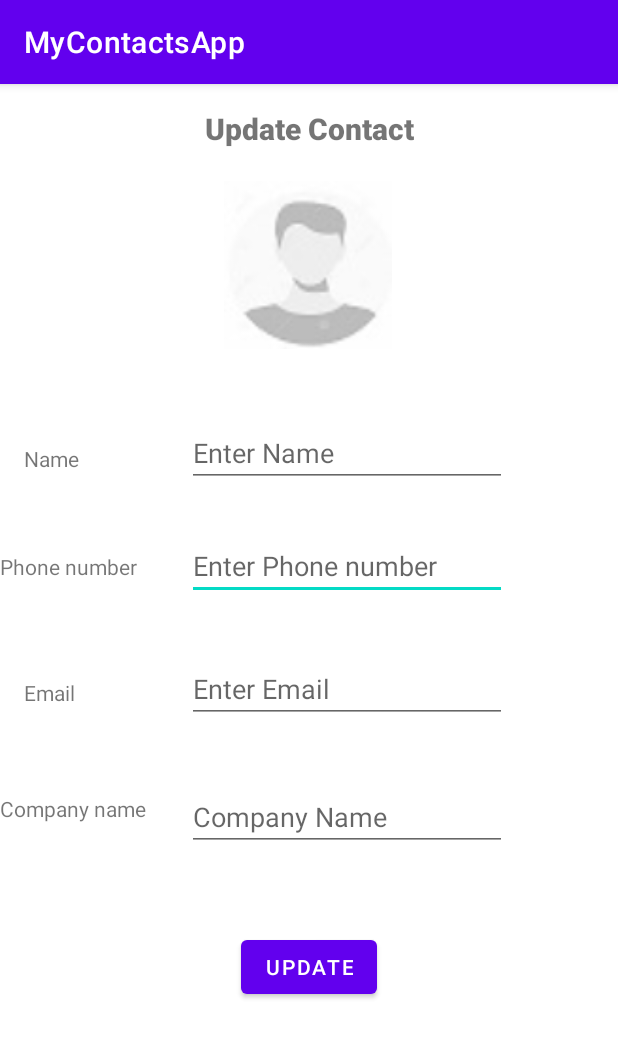
After one commit to Gaurang-Naik-Cam/MyContactsApp, an Android app: the details screen opened directly, with no data from a screen before it, on a phone screen of 412 x 824 dp. The commit adds this screen. Shown: the top 1038 px of the screen. Run offline under Robolectric (Android 15) with nearby library versions, the phone set to English and light mode, and no system bars; 5 statements that could not run were skipped.

Commit message:
Updated functionality

```diff
--- a/app/build.gradle
+++ b/app/build.gradle
@@ -23,6 +23,10 @@ android {
             proguardFiles getDefaultProguardFile('proguard-android-optimize.txt'), 'proguard-rules.pro'
         }
     }
+    buildFeatures{
+        viewBinding true
+    }
+
     compileOptions {
         sourceCompatibility JavaVersion.VERSION_1_8
         targetCompatibility JavaVersion.VERSION_1_8
--- /dev/null
+++ b/app/src/main/java/com/example/mycontactsapp/details.kt
@@ -0,0 +1,57 @@
+package com.example.mycontactsapp
+
+import android.content.Intent
+import androidx.appcompat.app.AppCompatActivity
+import android.os.Bundle
+import android.util.Log
+import android.view.LayoutInflater
+import android.widget.Button
+import android.widget.EditText
+import com.example.mycontactsapp.databinding.ActivityDetailsBinding
+
+class details : AppCompatActivity() {
+    private lateinit var binding:ActivityDetailsBinding
+    private var selectedIndex:Int = -1
+    override fun onCreate(savedInstanceState: Bundle?) {
+        super.onCreate(savedInstanceState)
+        binding = ActivityDetailsBinding.inflate(layoutInflater)
+        setContentView(binding.root)
+        val btnUpdate: Button = findViewById(R.id.buttonUpdate)
+        val editCustomerName: EditText = findViewById(R.id.editTexName)
+        val editCustomerPhoneNumber: EditText = findViewById(R.id.editTextPhone)
+        val editCustomerEmail: EditText = findViewById(R.id.editEmail)
+        val editCustomerCompany: EditText = findViewById(R.id.editTextCompany)
+        val customer = intent.getSerializableExtra("customer") as Customer
+        val index = intent.getIntExtra("index",0)
+        selectedIndex = index
+        Log.d("Index of CustomerList: ",index.toString());
+        binding.editTexName.setText(customer.Name)
+        binding.editTextPhone.setText(customer.PhoneNumber)
+        binding.editEmail.setText(customer.Email)
+        binding.editTextCompany.setText(customer.CompanyName)
+
+        btnUpdate.setOnClickListener {
+
+            if (editCustomerName.text.isNotEmpty() && editCustomerPhoneNumber.text.isNotEmpty() ) {
+                var newCustomer: Customer = Customer()
+                newCustomer.Name = editCustomerName.text.toString()
+                newCustomer.PhoneNumber = editCustomerPhoneNumber.text.toString()
+                newCustomer.Email = editCustomerEmail.text.toString()
+                newCustomer.CompanyName = editCustomerCompany.text.toString()
+
+                var resultIntent = Intent()
+                resultIntent.putExtra("updatedCustomer",newCustomer)
+                resultIntent.putExtra("index",selectedIndex)
+                setResult(RESULT_OK)
+                finish()
+            }
+            else
+            {
+                //send toast message
+            }
+        }
+
+    }
+
+
+}
--- /dev/null
+++ b/app/src/main/res/drawable/ic_search.xml
@@ -0,0 +1,5 @@
+<vector android:height="24dp" android:tint="#000000"
+    android:viewportHeight="24" android:viewportWidth="24"
+    android:width="24dp" xmlns:android="http://schemas.android.com/apk/res/android">
+    <path android:fillColor="@android:color/white" android:pathData="M15.5,14h-0.79l-0.28,-0.27C15.41,12.59 16,11.11 16,9.5 16,5.91 13.09,3 9.5,3S3,5.91 3,9.5 5.91,16 9.5,16c1.61,0 3.09,-0.59 4.23,-1.57l0.27,0.28v0.79l5,4.99L20.49,19l-4.99,-5zM9.5,14C7.01,14 5,11.99 5,9.5S7.01,5 9.5,5 14,7.01 14,9.5 11.99,14 9.5,14z"/>
+</vector>
--- /dev/null
+++ b/app/src/main/res/layout/activity_details.xml
@@ -0,0 +1,150 @@
+<?xml version="1.0" encoding="utf-8"?>
+<androidx.constraintlayout.widget.ConstraintLayout xmlns:android="http://schemas.android.com/apk/res/android"
+    xmlns:app="http://schemas.android.com/apk/res-auto"
+    xmlns:tools="http://schemas.android.com/tools"
+    android:layout_width="match_parent"
+    android:layout_height="match_parent"
+    tools:context=".details">
+
+    <TextView
+        android:id="@+id/textViewTitle"
+        android:layout_width="244dp"
+        android:layout_height="27dp"
+        android:fontFamily="sans-serif-black"
+        android:text="Update Contact"
+        android:textAlignment="center"
+        android:textSize="20sp"
+        app:layout_constraintBottom_toBottomOf="parent"
+        app:layout_constraintEnd_toEndOf="parent"
+        app:layout_constraintStart_toStartOf="parent"
+        app:layout_constraintTop_toTopOf="parent"
+        app:layout_constraintVertical_bias="0.022" />
+
+    <TextView
+        android:id="@+id/textViewName"
+        android:layout_width="wrap_content"
+        android:layout_height="wrap_content"
+        android:text="Name"
+        app:layout_constraintBottom_toBottomOf="parent"
+        app:layout_constraintEnd_toEndOf="parent"
+        app:layout_constraintHorizontal_bias="0.042"
+        app:layout_constraintStart_toStartOf="parent"
+        app:layout_constraintTop_toTopOf="parent"
+        app:layout_constraintVertical_bias="0.321" />
+
+    <EditText
+        android:id="@+id/editTextPhone"
+        android:layout_width="wrap_content"
+        android:layout_height="wrap_content"
+        android:ems="10"
+        android:hint="Enter Phone number"
+        android:inputType="phone"
+        app:layout_constraintBottom_toBottomOf="parent"
+        app:layout_constraintEnd_toEndOf="parent"
+        app:layout_constraintHorizontal_bias="0.626"
+        app:layout_constraintStart_toStartOf="parent"
+        app:layout_constraintTop_toTopOf="parent"
+        app:layout_constraintVertical_bias="0.413" />
+
+    <ImageView
+        android:id="@+id/imageView"
+        android:layout_width="112dp"
+        android:layout_height="128dp"
+        app:layout_constraintBottom_toBottomOf="parent"
+        app:layout_constraintEnd_toEndOf="parent"
+        app:layout_constraintHorizontal_bias="0.498"
+        app:layout_constraintStart_toStartOf="parent"
+        app:layout_constraintTop_toTopOf="parent"
+        app:layout_constraintVertical_bias="0.089"
+        app:srcCompat="@drawable/anonymous" />
+
+    <EditText
+        android:id="@+id/editTexName"
+        android:layout_width="wrap_content"
+        android:layout_height="wrap_content"
+        android:ems="10"
+        android:hint="Enter Name"
+        android:inputType="textPersonName"
+        app:layout_constraintBottom_toBottomOf="parent"
+        app:layout_constraintEnd_toEndOf="parent"
+        app:layout_constraintHorizontal_bias="0.626"
+        app:layout_constraintStart_toStartOf="parent"
+        app:layout_constraintTop_toTopOf="parent"
+        app:layout_constraintVertical_bias="0.309" />
+
+    <TextView
+        android:id="@+id/textViewPhone"
+        android:layout_width="wrap_content"
+        android:layout_height="wrap_content"
+        android:text="Phone number"
+        app:layout_constraintBottom_toBottomOf="parent"
+        app:layout_constraintEnd_toEndOf="parent"
+        app:layout_constraintHorizontal_bias="0.0"
+        app:layout_constraintStart_toStartOf="parent"
+        app:layout_constraintTop_toTopOf="parent"
+        app:layout_constraintVertical_bias="0.417" />
+
+    <EditText
+        android:id="@+id/editTextCompany"
+        android:layout_width="wrap_content"
+        android:layout_height="wrap_content"
+        android:ems="10"
+        android:hint="Company Name"
+        android:inputType="textPersonName"
+        app:layout_constraintBottom_toBottomOf="parent"
+        app:layout_constraintEnd_toEndOf="parent"
+        app:layout_constraintHorizontal_bias="0.626"
+        app:layout_constraintStart_toStartOf="parent"
+        app:layout_constraintTop_toTopOf="parent"
+        app:layout_constraintVertical_bias="0.645" />
+
+    <EditText
+        android:id="@+id/editEmail"
+        android:layout_width="wrap_content"
+        android:layout_height="wrap_content"
+        android:ems="10"
+        android:hint="Enter Email"
+        android:inputType="textEmailAddress"
+        app:layout_constraintBottom_toBottomOf="parent"
+        app:layout_constraintEnd_toEndOf="parent"
+        app:layout_constraintHorizontal_bias="0.626"
+        app:layout_constraintStart_toStartOf="parent"
+        app:layout_constraintTop_toTopOf="parent"
+        app:layout_constraintVertical_bias="0.527" />
+
+    <TextView
+        android:id="@+id/textView4"
+        android:layout_width="wrap_content"
+        android:layout_height="wrap_content"
+        android:text="Email"
+        app:layout_constraintBottom_toBottomOf="parent"
+        app:layout_constraintEnd_toEndOf="parent"
+        app:layout_constraintHorizontal_bias="0.042"
+        app:layout_constraintStart_toStartOf="parent"
+        app:layout_constraintTop_toTopOf="parent"
+        app:layout_constraintVertical_bias="0.529" />
+
+    <TextView
+        android:id="@+id/textView5"
+        android:layout_width="wrap_content"
+        android:layout_height="wrap_content"
+        android:text="Company name"
+        app:layout_constraintBottom_toBottomOf="parent"
+        app:layout_constraintEnd_toEndOf="parent"
+        app:layout_constraintHorizontal_bias="0.0"
+        app:layout_constraintStart_toStartOf="parent"
+        app:layout_constraintTop_toTopOf="parent"
+        app:layout_constraintVertical_bias="0.632" />
+
+    <Button
+        android:id="@+id/buttonUpdate"
+        android:layout_width="wrap_content"
+        android:layout_height="wrap_content"
+        android:text="Update"
+        app:layout_constraintBottom_toBottomOf="parent"
+        app:layout_constraintEnd_toEndOf="parent"
+        app:layout_constraintStart_toStartOf="parent"
+        app:layout_constraintTop_toTopOf="parent"
+        app:layout_constraintVertical_bias="0.784" />
+
+</androidx.constraintlayout.widget.ConstraintLayout>
--- a/app/src/main/res/values/colors.xml
+++ b/app/src/main/res/values/colors.xml
@@ -7,4 +7,5 @@
     <color name="teal_700">#FF018786</color>
     <color name="black">#FF000000</color>
     <color name="white">#FFFFFFFF</color>
+    <color name="grey">#e6e6e6</color>
 </resources>
```
Also changed, not shown: app/src/main/AndroidManifest.xml (+7 -0 lines), app/src/main/java/com/example/mycontactsapp/Customer.kt (+18 -5 lines), app/src/main/java/com/example/mycontactsapp/MainActivity.kt (+109 -8 lines), app/src/main/java/com/example/mycontactsapp/customerAdapter.kt (+33 -1 lines), app/src/main/res/layout/activity_main.xml (+24 -12 lines), app/src/main/res/menu/menu.xml (added, +11 -0 lines).
